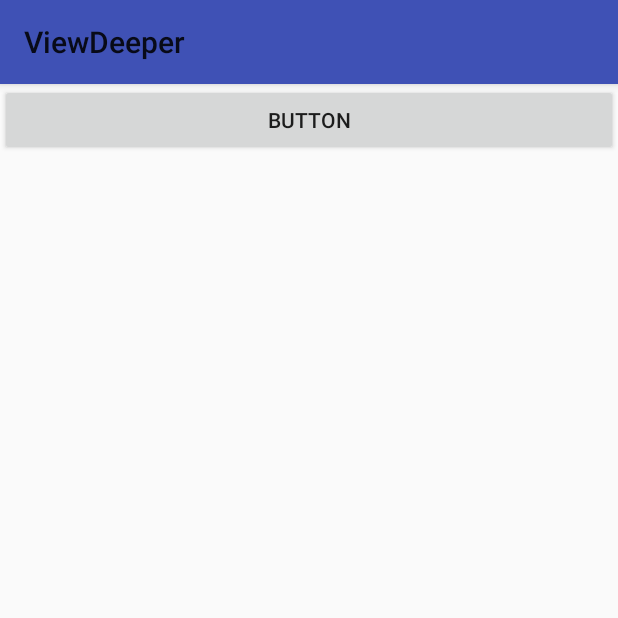
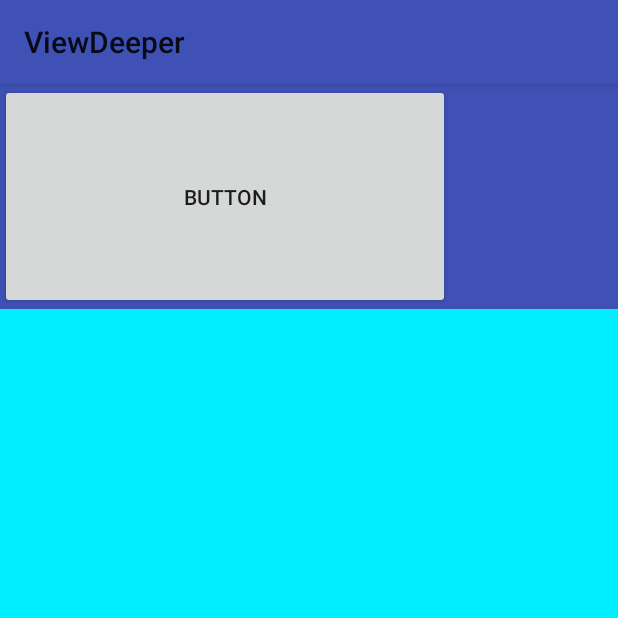
Before and after one commit to anonymity12/T47, an Android app: the screen it shows after launch (MainActivity), on a phone screen of 412 x 824 dp, the top half of it. Run offline under Robolectric (Android 15) with nearby library versions, the phone set to English and light mode, and no system bars.

Commit message:
### 1.1 深入理解view 来自郭霖， part 1 ok

```diff
--- a/app/src/main/java/com/example/thinkpad/t47checklisthead/MainActivity.java
+++ b/app/src/main/java/com/example/thinkpad/t47checklisthead/MainActivity.java
@@ -9,11 +9,14 @@ package com.example.thinkpad.t47checklisthead;
 import android.os.Bundle;
 import android.support.annotation.Nullable;
 import android.support.v7.app.AppCompatActivity;
+import android.util.Log;
 import android.view.LayoutInflater;
 import android.view.View;
+import android.view.ViewParent;
 import android.widget.LinearLayout;
 
 public class MainActivity extends AppCompatActivity {
+    private static final String TAG = "tt1";
     private LinearLayout mainLayout;
 
     @Override
@@ -24,6 +27,9 @@ public class MainActivity extends AppCompatActivity {
         LayoutInflater LayoutInflater = android.view.LayoutInflater.from(this);
         View buttonLayout = LayoutInflater.inflate(R.layout.button_layout, null);
         mainLayout.addView(buttonLayout);
+        final ViewParent parentView = mainLayout.getParent();
+        Log.e(TAG, "onCreate: the parent is : " + parentView);
+        //tt:  onCreate: the parent is :  android.support.v7.widget.ContentFrameLayout{7cd041f V.E...... ......I. 0,0-0,0 #1020002 android:id/content}
 
     }
 
--- a/app/src/main/res/layout/activity_main.xml
+++ b/app/src/main/res/layout/activity_main.xml
@@ -4,6 +4,7 @@
     android:layout_width="match_parent"
     android:layout_height="match_parent"
     android:orientation="vertical"
+    android:background="#00eeff"
     >
 
 </LinearLayout>
--- a/app/src/main/res/layout/button_layout.xml
+++ b/app/src/main/res/layout/button_layout.xml
@@ -1,6 +1,12 @@
-<Button xmlns:android="http://schemas.android.com/apk/res/android"
-    android:layout_width="wrap_content"
-    android:layout_height="wrap_content"
-    android:text="Button" >
+<RelativeLayout  xmlns:android="http://schemas.android.com/apk/res/android"
+    android:layout_width="0dp"
+    android:layout_height="0dp"
+    android:background="@color/colorPrimary">
 
-</Button>
+    <Button xmlns:android="http://schemas.android.com/apk/res/android"
+        android:layout_width="300dp"
+        android:layout_height="150dp"
+        android:text="Button" >
+    </Button>
+
+</RelativeLayout>
```
Also changed, not shown: 1 other file.
